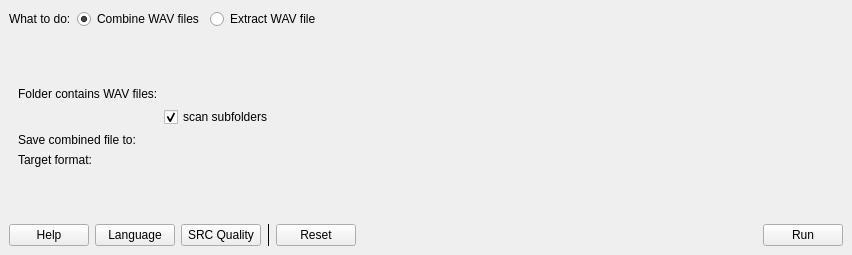
shine5402/KiraWavTar, file src/ui/MainWindow.ui: the form before one commit.
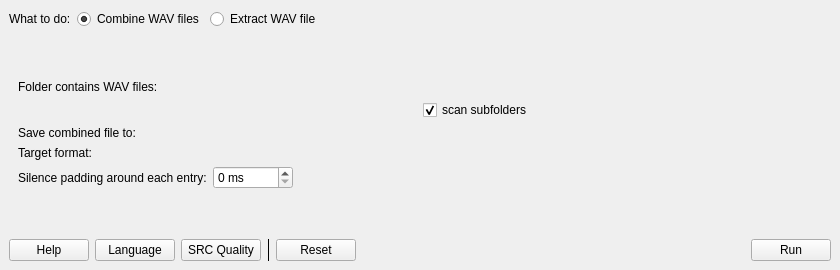
The form after the commit. Custom widgets are drawn as their Qt base class.

Commit message:
feat: add configurable silence gap between entries during combine/extract
Add symmetric silence padding around every entry equally during combine.
During extraction, users can choose to extract the original range or
include the surrounding silence (full gap on each side). Bumps
description file format to version 4 with backward compatibility for
version 3 files.

Patch:
```diff
--- a/src/ui/MainWindow.ui
+++ b/src/ui/MainWindow.ui
@@ -6,8 +6,8 @@
             <rect>
                 <x>0</x>
                 <y>0</y>
-                <width>852</width>
-                <height>255</height>
+    <width>840</width>
+    <height>270</height>
             </rect>
         </property>
         <property name="sizePolicy">
@@ -80,26 +80,19 @@
                             <number>0</number>
                         </property>
                         <widget class="QWidget" name="combineOptionPage">
-                            <layout class="QGridLayout" name="gridLayout" columnstretch="0,1">
-                                <property name="topMargin">
-                                    <number>0</number>
-                                </property>
-                                <property name="bottomMargin">
-                                    <number>0</number>
-                                </property>
-                                <item row="3" column="0">
-                                    <widget class="QLabel" name="label_3">
-                                        <property name="text">
-                                            <string>Save combined file to:</string>
-                                        </property>
-                                    </widget>
-                                </item>
-                                <item row="4" column="0">
-                                    <widget class="QLabel" name="label_4">
-                                        <property name="text">
-                                            <string>Target format:</string>
-                                        </property>
-                                    </widget>
+       <layout class="QGridLayout" name="gridLayout">
+        <item row="0" column="0" colspan="2">
+         <spacer name="verticalSpacer_3">
+          <property name="orientation">
+           <enum>Qt::Orientation::Vertical</enum>
+          </property>
+          <property name="sizeHint" stdset="0">
+           <size>
+            <width>20</width>
+            <height>0</height>
+           </size>
+          </property>
+         </spacer>
                                 </item>
                                 <item row="1" column="0">
                                     <widget class="QLabel" name="label_2">
@@ -108,6 +101,9 @@
                                         </property>
                                     </widget>
                                 </item>
+        <item row="1" column="1">
+         <widget class="DirNameEditWithBrowse" name="combineDirPathWidget" native="true"/>
+        </item>
                                 <item row="2" column="1">
                                     <widget class="QCheckBox" name="subdirCheckBox">
                                         <property name="toolTip">
@@ -121,30 +117,28 @@
                                         </property>
                                     </widget>
                                 </item>
-                                <item row="1" column="1">
-                                    <widget class="DirNameEditWithBrowse" name="combineDirPathWidget" native="true"/>
+        <item row="3" column="0">
+         <widget class="QLabel" name="label_3">
+          <property name="text">
+           <string>Save combined file to:</string>
+          </property>
+         </widget>
                                 </item>
                                 <item row="3" column="1">
                                     <widget class="FileNameEditWithSaveBrowse" name="combineResultPathWidget" native="true"/>
                                 </item>
-                                <item row="5" column="0" colspan="2">
-                                    <spacer name="verticalSpacer_2">
-                                        <property name="orientation">
-                                            <enum>Qt::Orientation::Vertical</enum>
-                                        </property>
-                                        <property name="sizeHint" stdset="0">
-                                            <size>
-                                                <width>20</width>
-                                                <height>0</height>
-                                            </size>
-                                        </property>
-                                    </spacer>
+        <item row="4" column="0">
+         <widget class="QLabel" name="label_4">
+          <property name="text">
+           <string>Target format:</string>
+          </property>
+         </widget>
                                 </item>
                                 <item row="4" column="1">
                                     <widget class="WAVFormatChooserWidget" name="combineWAVFormatWidget" native="true"/>
                                 </item>
-                                <item row="0" column="0" colspan="2">
-                                    <spacer name="verticalSpacer_3">
+        <item row="6" column="0" colspan="2">
+         <spacer name="verticalSpacer_2">
                                         <property name="orientation">
                                             <enum>Qt::Orientation::Vertical</enum>
                                         </property>
@@ -156,6 +150,46 @@
                                         </property>
                                     </spacer>
                                 </item>
+        <item row="5" column="0" colspan="2">
+         <layout class="QHBoxLayout" name="horizontalLayout_4">
+          <item>
+           <widget class="QLabel" name="label_gap">
+            <property name="text">
+             <string>Silence padding around each entry:</string>
+            </property>
+           </widget>
+          </item>
+          <item>
+           <widget class="QSpinBox" name="combineGapSpinBox">
+            <property name="suffix">
+             <string> ms</string>
+            </property>
+            <property name="minimum">
+             <number>0</number>
+            </property>
+            <property name="maximum">
+             <number>60000</number>
+            </property>
+            <property name="value">
+             <number>0</number>
+            </property>
+           </widget>
+          </item>
+          <item>
+           <spacer name="horizontalSpacer_4">
+            <property name="orientation">
+             <enum>Qt::Orientation::Horizontal</enum>
+            </property>
+            <property name="sizeHint" stdset="0">
+             <size>
+              <width>40</width>
+              <height>20</height>
+             </size>
+            </property>
+           </spacer>
+          </item>
+         </layout>
+        </item>
                             </layout>
                         </widget>
                         <widget class="QWidget" name="extractOptionPage">
```
Left out of the diff: 2 changed lines with no effect on the pictures. Lines whose indentation alone changed are shown as unchanged. The commit also changes 10 other files.
